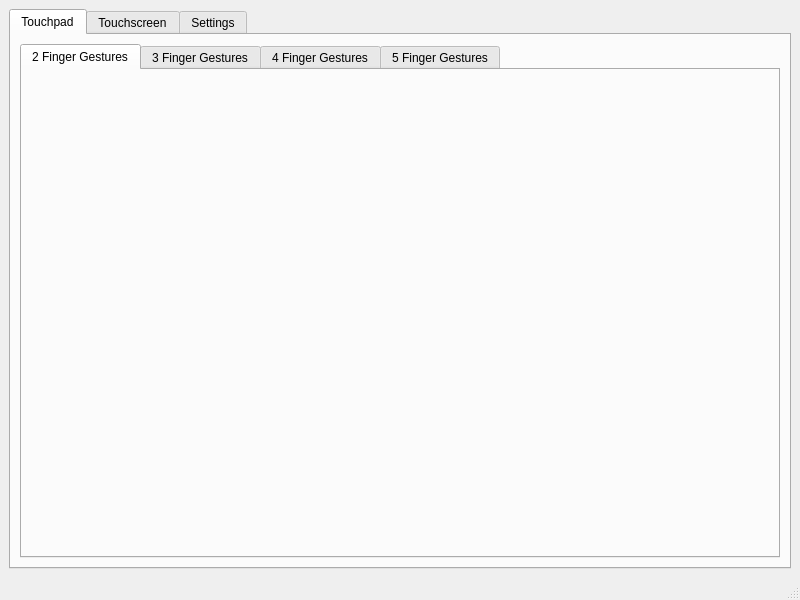
Above: gesturesgui.ui from flisoch/gestures-gui before the change. Below: the same form after it.
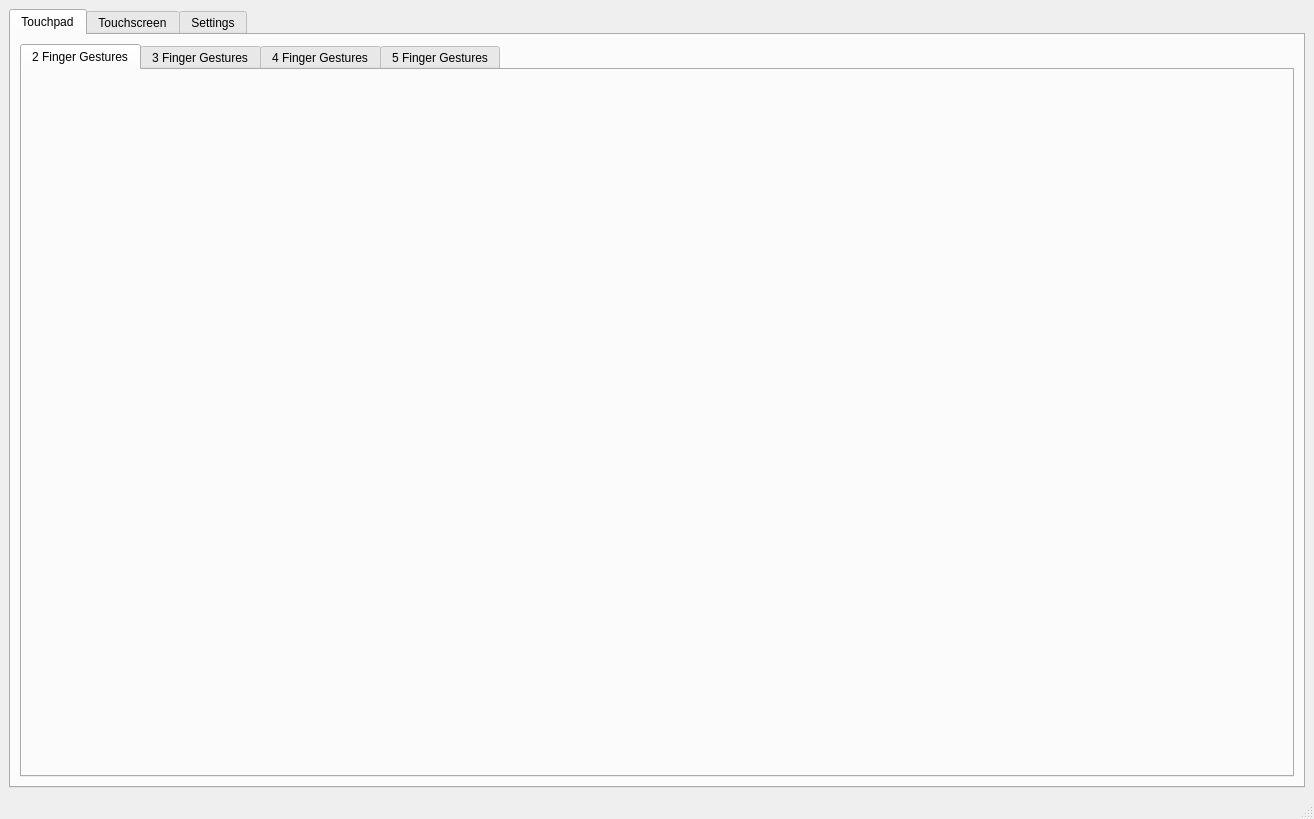
That is the form after the change. The open tabs and pages were chosen to show the change.

Commit message: add layout to stretch input when resizing window

Diff of the .ui file:
```diff
--- a/gesturesgui.ui
+++ b/gesturesgui.ui
@@ -6,8 +6,8 @@
    <rect>
     <x>0</x>
     <y>0</y>
-    <width>800</width>
-    <height>600</height>
+    <width>1314</width>
+    <height>819</height>
    </rect>
   </property>
   <property name="windowTitle">
```
Left out of the diff: 4 changed lines with no effect on the pictures. The commit also changes 3 other files.
